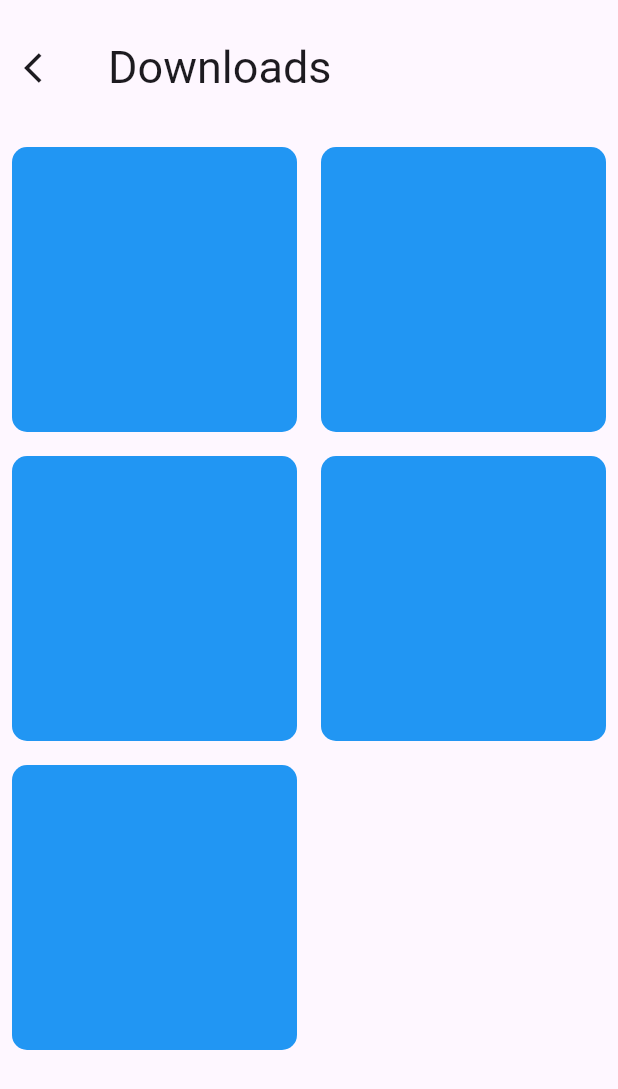
After one commit to pavrtech/Instagram-Manager, a Flutter app: the downloadPage screen opened directly, on a phone screen of 412 x 824 dp. The commit adds this screen. Shown: the top 1089 px of the screen. Run offline on Flutter 3.47's test engine with Material 2 defaults, Android fonts, the light colour scheme and no system bars; our stand-ins replace dio, simple_gradient_text; missing offline and left inert: sweet_nav_bar.

Commit message:
added download , profile about page

```diff
--- /dev/null
+++ b/lib/UI/download_page.dart
@@ -0,0 +1,41 @@
+import "package:flutter/material.dart";
+
+class downloadPage extends StatefulWidget {
+  const downloadPage({super.key});
+
+  @override
+  State<downloadPage> createState() => _downloadPageState();
+}
+
+class _downloadPageState extends State<downloadPage> {
+  @override
+  Widget build(BuildContext context) {
+    return Scaffold(
+      appBar: AppBar(
+        toolbarHeight: 90,
+        leading: Icon(Icons.arrow_back_ios),
+        title: Text(
+          'Downloads',
+          style: TextStyle(fontSize: 30, fontWeight: FontWeight.normal),
+        ),
+      ),
+      body: GridView.builder(
+          itemCount: 5,
+          gridDelegate: const SliverGridDelegateWithFixedCrossAxisCount(
+              crossAxisCount: 2),
+          itemBuilder: (context, index) {
+            return Padding(
+              padding: const EdgeInsets.all(8.0),
+              child: Container(
+                height: 300,
+                width: 80,
+                //color: Colors.blue,
+                decoration: BoxDecoration(
+                    borderRadius: BorderRadius.circular(10),
+                    color: Colors.blue),
+              ),
+            );
+          }),
+    );
+  }
+}
--- a/lib/main.dart
+++ b/lib/main.dart
@@ -1,8 +1,6 @@
 import 'package:flutter/material.dart';
 import 'package:reeldownloader/screen/HomePage.dart';
 
-import 'UI/appbar.dart';
-import 'UI/nav_bar.dart';
 
 void main() async {
   WidgetsFlutterBinding.ensureInitialized();
```
Also changed, not shown: lib/UI/profile_details.dart (added, +159 -0 lines), lib/screen/HomePage.dart (+1 -12 lines).
